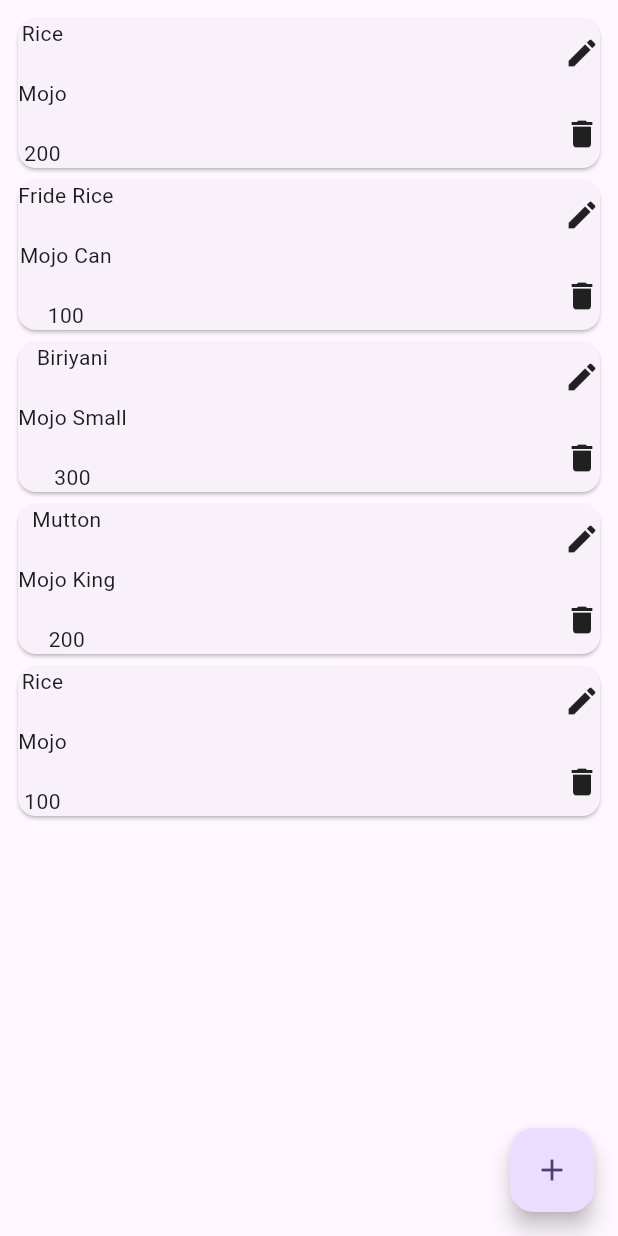
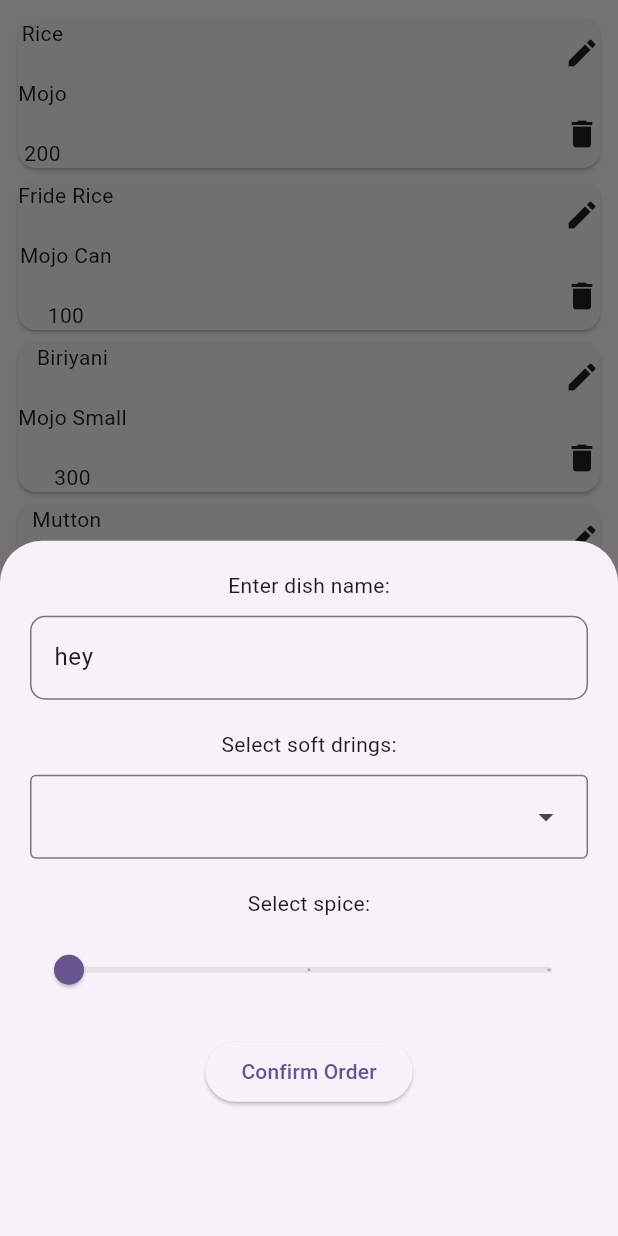
Before and after one commit to Zaminur151/Order-Management, a Flutter app: the screen it shows after launch, after a tap on the "add" icon, on a phone screen of 412 x 824 dp. Run offline on Flutter 3.47's test engine with Material 3 defaults, Android fonts, the phone set to English and light mode, and no system bars; our stand-ins replace cloud_firestore, firebase_core, random_string; missing offline and left inert: dart:ffi; accounts and stored records are empty.

Commit message:
add data to firestore server

```diff
--- a/lib/main.dart
+++ b/lib/main.dart
@@ -1,7 +1,10 @@
+import 'package:firebase_core/firebase_core.dart';
 import 'package:flutter/material.dart';
 import 'package:order_manager/screen/home/home.dart';
 
-void main() {
+void main() async{
+  WidgetsFlutterBinding.ensureInitialized();
+  await Firebase.initializeApp();
   runApp(const MyApp());
 }
 
--- a/lib/screen/home/home.dart
+++ b/lib/screen/home/home.dart
@@ -2,6 +2,8 @@ import 'dart:ffi';
 
 import 'package:flutter/material.dart';
 import 'package:order_manager/screen/home/order_list.dart';
+import 'package:order_manager/service/database.dart';
+import 'package:random_string/random_string.dart';
 
 class HomeScreen extends StatefulWidget {
   const HomeScreen({super.key});
@@ -11,6 +13,8 @@ class HomeScreen extends StatefulWidget {
 }
 
 class _HomeScreenState extends State<HomeScreen> {
+
+  final DatabaseService FireStore = DatabaseService();
 
   final List<DropdownMenuEntry<String>> dropDownItems = [
     DropdownMenuEntry(value: 'Mojo', label: 'Mojo'),
@@ -39,7 +43,81 @@ class _HomeScreenState extends State<HomeScreen> {
     return Scaffold(
       floatingActionButton: FloatingActionButton(
         onPressed: (){
-          print('Add');
+          showModalBottomSheet(
+                                    context: context, builder: (contex){
+                                      return StatefulBuilder(
+                                        builder: (context, setModalState) {
+                                          return Padding(
+                                          padding: const EdgeInsets.all(20.0),
+                                          child: Column(
+
+                                            children: [
+                                              Text('Enter dish name:'),
+                                              SizedBox(height: 10,),
+                                              TextField(
+                                                controller: dishContoller,
+                                                decoration: InputDecoration(
+                                                 // hintText: orderList['dish']??'Input Dish',
+                                                 // label: Text(),
+                                                  border: OutlineInputBorder(
+                                                    borderSide: BorderSide(width: 1),
+                                                    borderRadius: BorderRadius.all(Radius.circular(10))
+                                                  )
+                                                ),
+                                                onChanged: (value) => setState(() {
+                                                  dish = value;
+                                                }),
+                                              ),
+                                              SizedBox(height: 20,),
+                                              Text('Select soft drings:'),
+                                              SizedBox(height: 10,),
+                                              DropdownMenu(
+                                                //hintText: orderList['softDr']??'Select Soft Drings',
+                                                //label: Text(orderList['softDr']),
+                                                width: double.maxFinite,
+                                               // initialSelection: orderList['softDr']?? 'Select one',
+                                                dropdownMenuEntries: dropDownItems,
+                                                controller: dringsContoller,
+                                                onSelected: (val){
+                                                  setState(() {
+                                                    softDrings = val.toString();
+                                                  });
+                                                },
+                                              ),
+                                              SizedBox(height: 20,),
+                                              Text('Select spice:'),
+                                              SizedBox(height: 10,),
+                                              Slider(
+
+                                               // value: (orderList['spice'] as num?)?.toDouble()?? 100.0,
+                                                value: spice,
+                                                divisions: 2,
+                                                min: 100,
+                                                max: 300,
+                                                label: spice.round().toString(),
+                                                onChanged: (val){
+                                                  setModalState(() {
+                                                    spice = val;
+                                                  });
+                                                }
+                                              ),
+                                              SizedBox(height: 20,),
+                                              ElevatedButton(
+                                                onPressed: ()async{
+                                                  String uid = randomString(10);
+                                                  print('uid: $uid, dish: $dish, softDr: $softDrings, spice: $spice');
+                                                  await FireStore.addToDatabase(uid, dish, softDrings, spice);
+                                                  Navigator.pop(context);
+                                                },
+                                                child: Text('Confirm Order')
+                                              )
+                                            ],
+                                          ),
+                                        );
+                                        }
+                                      );
+                                    }
+                                    );
         },
         child: Icon(Icons.add),
         ),
--- /dev/null
+++ b/lib/service/database.dart
@@ -0,0 +1,37 @@
+import 'package:cloud_firestore/cloud_firestore.dart';
+
+class DatabaseService {
+  final String collection = 'order';
+  FirebaseFirestore instance = FirebaseFirestore.instance;
+
+  // Create
+  Future addToDatabase(String uid, String dish, String softDr, double spice) async{
+    return await instance.collection(collection).doc(uid).set({
+      'dish' : dish,
+      'uid' : uid,
+      'softDr' : softDr,
+      'spice' : spice
+    });
+  }
+
+  // Read
+  Stream<QuerySnapshot> get getData{
+    return instance.collection(collection).snapshots();
+  }
+
+  // Update
+  Future updateData(String uid, String dish, String softDr, double spice) async{
+    return await instance.collection(collection).doc(uid).update({
+      'dish' : dish,
+      'uid' : uid,
+      'softDr' : softDr,
+      'spice' : spice
+    }
+    );
+  }
+
+  // Delete
+  Future deleteData(String uid) async{
+    return await instance.collection(collection).doc(uid).delete();
+  }
+}
--- a/pubspec.yaml
+++ b/pubspec.yaml
@@ -34,6 +34,9 @@ dependencies:
   # The following adds the Cupertino Icons font to your application.
   # Use with the CupertinoIcons class for iOS style icons.
   cupertino_icons: ^1.0.8
+  firebase_core: ^4.2.0
+  cloud_firestore: ^6.0.3
+  random_string: ^2.3.1
 
 dev_dependencies:
   flutter_test:
```
Also changed, not shown: pubspec.lock, 6 other files.
